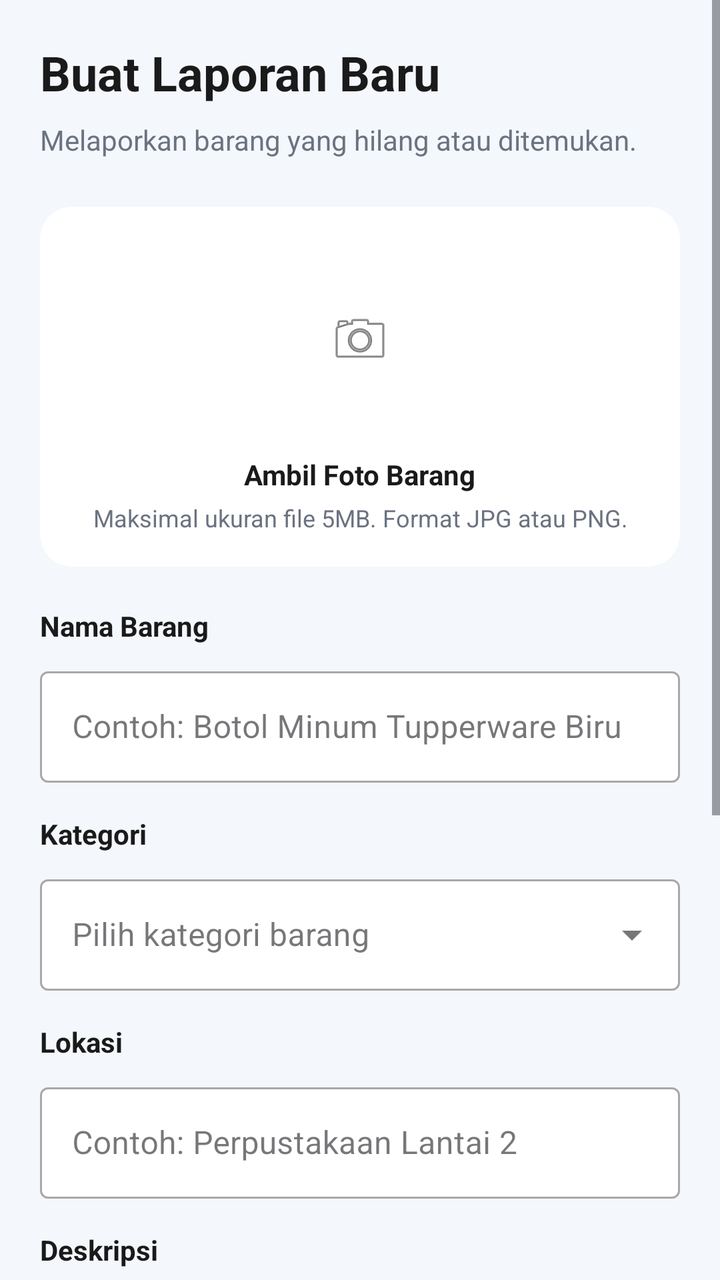
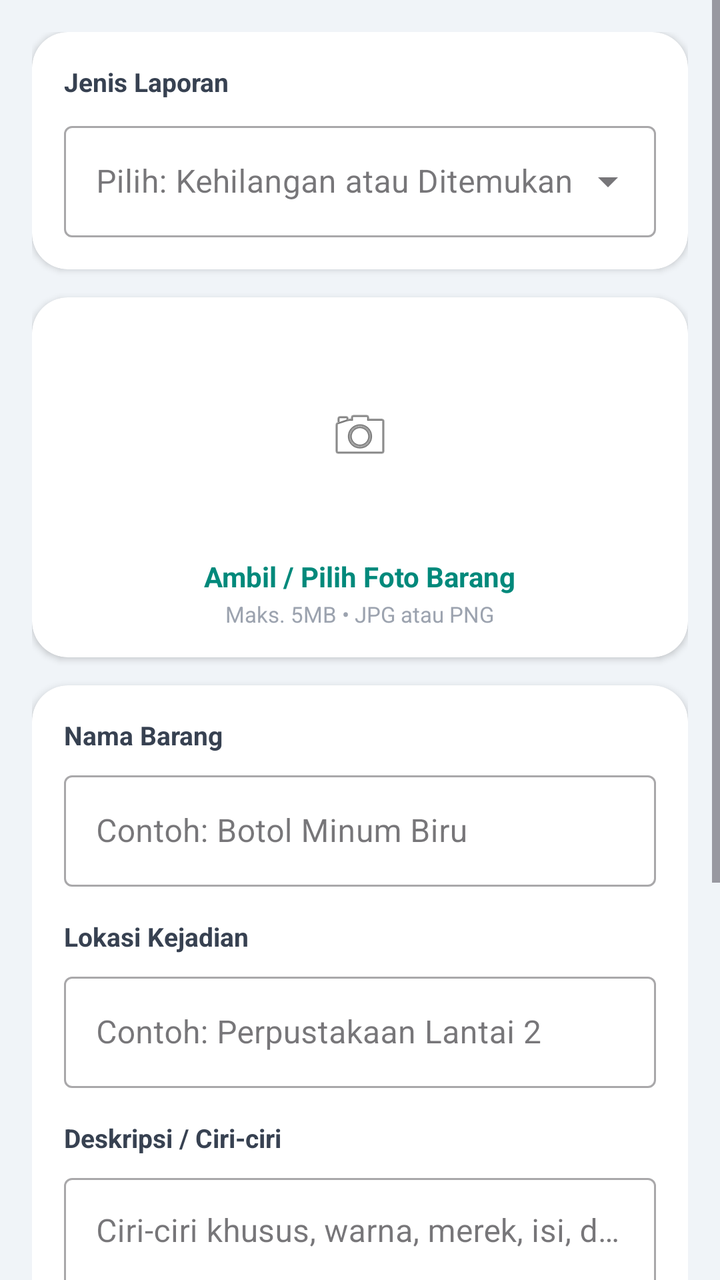

Screens rendered from an Android XML layout before and after an edit, with the pre-edit source and the edit as a unified diff.
<!-- AndroidManifest.xml: application theme Theme.LaporTemu -->
<!-- res/layout/fragment_report.xml -->
<?xml version="1.0" encoding="utf-8"?>
<ScrollView xmlns:android="http://schemas.android.com/apk/res/android"
    xmlns:app="http://schemas.android.com/apk/res-auto"
    android:layout_width="match_parent"
    android:layout_height="match_parent"
    android:background="@color/bg_light"
    android:fillViewport="true">

    <LinearLayout
        android:layout_width="match_parent"
        android:layout_height="wrap_content"
        android:orientation="vertical"
        android:padding="20dp">

        <TextView
            android:layout_width="match_parent"
            android:layout_height="wrap_content"
            android:text="Buat Laporan Baru"
            android:textSize="24sp"
            android:textStyle="bold"
            android:textColor="@color/text_main"
            android:layout_marginBottom="8dp"/>
            
        <TextView
            android:layout_width="match_parent"
            android:layout_height="wrap_content"
            android:text="Melaporkan barang yang hilang atau ditemukan."
            android:textSize="14sp"
            android:textColor="@color/text_muted"
            android:layout_marginBottom="24dp"/>

        
        
        <androidx.cardview.widget.CardView
            android:layout_width="match_parent"
            android:layout_height="180dp"
            app:cardCornerRadius="16dp"
            app:cardElevation="0dp"
            android:layout_marginBottom="20dp"
            app:cardBackgroundColor="@color/white">
            
            <LinearLayout
                android:id="@+id/btn_select_photo"
                android:layout_width="match_parent"
                android:layout_height="match_parent"
                android:orientation="vertical"
                android:gravity="center"
                android:background="?attr/selectableItemBackground">
                
                <ImageView
                    android:id="@+id/img_preview"
                    android:layout_width="match_parent"
                    android:layout_height="100dp"
                    android:scaleType="centerInside"
                    android:src="@android:drawable/ic_menu_camera"/>
                    
                <TextView
                    android:layout_width="wrap_content"
                    android:layout_height="wrap_content"
                    android:text="Ambil Foto Barang"
                    android:textColor="@color/text_main"
                    android:textStyle="bold"
                    android:layout_marginTop="8dp"/>
                    
                <TextView
                    android:layout_width="wrap_content"
                    android:layout_height="wrap_content"
                    android:text="Maksimal ukuran file 5MB. Format JPG atau PNG."
                    android:textColor="@color/text_muted"
                    android:textSize="12sp"
                    android:gravity="center"
                    android:layout_marginTop="4dp"
                    android:paddingHorizontal="20dp"/>
            </LinearLayout>
        </androidx.cardview.widget.CardView>

        <TextView
            android:layout_width="wrap_content"
            android:layout_height="wrap_content"
            android:text="Nama Barang"
            android:textColor="@color/text_main"
            android:textStyle="bold"
            android:layout_marginBottom="8dp"/>

        <com.google.android.material.textfield.TextInputLayout
            android:layout_width="match_parent"
            android:layout_height="wrap_content"
            android:layout_marginBottom="16dp"
            app:boxBackgroundColor="@color/white"
            style="@style/Widget.MaterialComponents.TextInputLayout.OutlinedBox">

            <com.google.android.material.textfield.TextInputEditText
                android:id="@+id/et_nama_barang"
                android:layout_width="match_parent"
                android:layout_height="wrap_content"
                android:textColor="@color/text_main"
                android:textColorHint="@color/text_muted"
                android:hint="Contoh: Botol Minum Tupperware Biru"
                android:inputType="text"/>
        </com.google.android.material.textfield.TextInputLayout>

        <TextView
            android:layout_width="wrap_content"
            android:layout_height="wrap_content"
            android:text="Kategori"
            android:textColor="@color/text_main"
            android:textStyle="bold"
            android:layout_marginBottom="8dp"/>

        <com.google.android.material.textfield.TextInputLayout
            style="@style/Widget.MaterialComponents.TextInputLayout.OutlinedBox.ExposedDropdownMenu"
            android:layout_width="match_parent"
            android:layout_height="wrap_content"
            app:boxBackgroundColor="@color/white"
            android:layout_marginBottom="16dp">

            <AutoCompleteTextView
                android:id="@+id/spinner_kategori"
                android:layout_width="match_parent"
                android:layout_height="wrap_content"
                android:textColor="@color/text_main"
                android:textColorHint="@color/text_muted"
                android:inputType="none"
                android:hint="Pilih kategori barang"/>
        </com.google.android.material.textfield.TextInputLayout>

        <TextView
            android:layout_width="wrap_content"
            android:layout_height="wrap_content"
            android:text="Lokasi"
            android:textColor="@color/text_main"
            android:textStyle="bold"
            android:layout_marginBottom="8dp"/>

        <com.google.android.material.textfield.TextInputLayout
            android:layout_width="match_parent"
            android:layout_height="wrap_content"
            android:layout_marginBottom="16dp"
            app:boxBackgroundColor="@color/white"
            style="@style/Widget.MaterialComponents.TextInputLayout.OutlinedBox">

            <com.google.android.material.textfield.TextInputEditText
                android:id="@+id/et_lokasi_barang"
                android:layout_width="match_parent"
                android:layout_height="wrap_content"
                android:textColor="@color/text_main"
                android:textColorHint="@color/text_muted"
                android:hint="Contoh: Perpustakaan Lantai 2"/>
        </com.google.android.material.textfield.TextInputLayout>
        
        <TextView
            android:layout_width="wrap_content"
            android:layout_height="wrap_content"
            android:text="Deskripsi"
            android:textColor="@color/text_main"
            android:textStyle="bold"
            android:layout_marginBottom="8dp"/>

        <com.google.android.material.textfield.TextInputLayout
            android:layout_width="match_parent"
            android:layout_height="wrap_content"
            android:layout_marginBottom="16dp"
            app:boxBackgroundColor="@color/white"
            style="@style/Widget.MaterialComponents.TextInputLayout.OutlinedBox">

            <com.google.android.material.textfield.TextInputEditText
                android:id="@+id/et_deskripsi"
                android:layout_width="match_parent"
                android:layout_height="wrap_content"
                android:textColor="@color/text_main"
                android:textColorHint="@color/text_muted"
                android:hint="Ciri-ciri khusus, isi dompet, dll..."
                android:inputType="textMultiLine"
                android:lines="4"
                android:gravity="top"/>
        </com.google.android.material.textfield.TextInputLayout>
        
        <TextView
            android:layout_width="wrap_content"
            android:layout_height="wrap_content"
            android:text="Nomor WhatsApp"
            android:textColor="@color/text_main"
            android:textStyle="bold"
            android:layout_marginBottom="8dp"/>

        <com.google.android.material.textfield.TextInputLayout
            android:layout_width="match_parent"
            android:layout_height="wrap_content"
            android:layout_marginBottom="16dp"
            app:boxBackgroundColor="@color/white"
            style="@style/Widget.MaterialComponents.TextInputLayout.OutlinedBox">

            <com.google.android.material.textfield.TextInputEditText
                android:id="@+id/et_whatsapp"
                android:layout_width="match_parent"
                android:layout_height="wrap_content"
                android:textColor="@color/text_main"
                android:textColorHint="@color/text_muted"
                android:hint="Contoh: 6281234..."
                android:inputType="phone"/>
        </com.google.android.material.textfield.TextInputLayout>

        <Button
            android:id="@+id/btn_submit"
            android:layout_width="match_parent"
            android:layout_height="56dp"
            android:text="Kirim Laporan"
            android:textColor="@color/white"
            android:textAllCaps="false"
            android:textSize="16sp"
            android:textStyle="bold"
            android:backgroundTint="@color/primary_dark"
            app:cornerRadius="28dp"
            android:layout_marginTop="16dp"
            android:layout_marginBottom="32dp"/>

    </LinearLayout>
</ScrollView>
<!-- resources referenced by this layout -->
<resources>
  <color name="bg_light">#F4F7FB</color>
  <color name="primary_dark">#034449</color>
  <color name="text_main">#1A1A1A</color>
  <color name="text_muted">#6B7280</color>
  <color name="white">#FFFFFFFF</color>
  <style name="Theme.LaporTemu" parent="Base.Theme.LaporTemu" />
  <style name="Base.Theme.LaporTemu" parent="Theme.Material3.DayNight.NoActionBar">
          
          <item name="colorPrimary">@color/primary</item>
          <item name="colorSecondary">@color/secondary</item>
          <item name="android:windowBackground">@color/bg_light</item>
  
          
          <item name="android:statusBarColor">@color/white</item>
          <item name="android:windowLightStatusBar">true</item>
  
          
          <item name="colorOnPrimary">@color/white</item>
          <item name="colorOnSecondary">@color/white</item>
  
          
          <item name="colorPrimaryContainer">@android:color/transparent</item>
          <item name="colorOnPrimaryContainer">@color/primary</item>
      </style>
  <color name="primary">#045B62</color>
  <color name="secondary">#FF8C00</color>
</resources>

<!-- the commit's change to res/layout/fragment_report.xml (unified diff, before → after) -->
@@ -10,35 +10,61 @@
         android:layout_width="match_parent"
         android:layout_height="wrap_content"
         android:orientation="vertical"
-        android:padding="20dp">
-
-        <TextView
+        android:paddingHorizontal="16dp"
+        android:paddingTop="16dp"
+        android:paddingBottom="32dp">
+
+        
+        <androidx.cardview.widget.CardView
             android:layout_width="match_parent"
             android:layout_height="wrap_content"
-            android:text="Buat Laporan Baru"
-            android:textSize="24sp"
-            android:textStyle="bold"
-            android:textColor="@color/text_main"
-            android:layout_marginBottom="8dp"/>
-            
-        <TextView
-            android:layout_width="match_parent"
-            android:layout_height="wrap_content"
-            android:text="Melaporkan barang yang hilang atau ditemukan."
-            android:textSize="14sp"
-            android:textColor="@color/text_muted"
-            android:layout_marginBottom="24dp"/>
-
-        
+            android:layout_marginBottom="14dp"
+            app:cardCornerRadius="18dp"
+            app:cardElevation="2dp"
+            app:cardBackgroundColor="@color/white">
+
+            <LinearLayout
+                android:layout_width="match_parent"
+                android:layout_height="wrap_content"
+                android:orientation="vertical"
+                android:padding="16dp">
+
+                <TextView
+                    android:layout_width="wrap_content"
+                    android:layout_height="wrap_content"
+                    android:text="Jenis Laporan"
+                    android:textColor="@color/text_secondary"
+                    android:textStyle="bold"
+                    android:textSize="13sp"
+                    android:layout_marginBottom="8dp" />
+
+                <com.google.android.material.textfield.TextInputLayout
+                    style="@style/Widget.MaterialComponents.TextInputLayout.OutlinedBox.ExposedDropdownMenu"
+                    android:layout_width="match_parent"
+                    android:layout_height="wrap_content"
+                    app:boxBackgroundColor="@color/white">
+
+                    <AutoCompleteTextView
+                        android:id="@+id/spinner_kategori"
+                        android:layout_width="match_parent"
+                        android:layout_height="wrap_content"
+                        android:textColor="@color/text_main"
+                        android:textColorHint="@color/text_light"
+                        android:inputType="none"
+                        android:hint="Pilih: Kehilangan atau Ditemukan" />
+                </com.google.android.material.textfield.TextInputLayout>
+            </LinearLayout>
+        </androidx.cardview.widget.CardView>
+
         
         <androidx.cardview.widget.CardView
             android:layout_width="match_parent"
             android:layout_height="180dp"
-            app:cardCornerRadius="16dp"
-            app:cardElevation="0dp"
-            android:layout_marginBottom="20dp"
+            app:cardCornerRadius="18dp"
+            app:cardElevation="2dp"
+            android:layout_marginBottom="14dp"
             app:cardBackgroundColor="@color/white">
-            
+
             <LinearLayout
                 android:id="@+id/btn_select_photo"
                 android:layout_width="match_parent"
@@ -46,173 +72,172 @@
                 android:orientation="vertical"
                 android:gravity="center"
                 android:background="?attr/selectableItemBackground">
-                
+
                 <ImageView
                     android:id="@+id/img_preview"
                     android:layout_width="match_parent"
-                    android:layout_height="100dp"
+                    android:layout_height="110dp"
                     android:scaleType="centerInside"
-                    android:src="@android:drawable/ic_menu_camera"/>
-                    
-                <TextView
-                    android:layout_width="wrap_content"
-                    android:layout_height="wrap_content"
-                    android:text="Ambil Foto Barang"
-                    android:textColor="@color/text_main"
-                    android:textStyle="bold"
-                    android:layout_marginTop="8dp"/>
-                    
-                <TextView
-                    android:layout_width="wrap_content"
-                    android:layout_height="wrap_content"
-                    android:text="Maksimal ukuran file 5MB. Format JPG atau PNG."
-                    android:textColor="@color/text_muted"
-                    android:textSize="12sp"
+                    android:src="@android:drawable/ic_menu_camera" />
+
+                <TextView
+                    android:layout_width="wrap_content"
+                    android:layout_height="wrap_content"
+                    android:text="Ambil / Pilih Foto Barang"
+                    android:textColor="@color/primary"
+                    android:textStyle="bold"
+                    android:textSize="14sp"
+                    android:layout_marginTop="6dp" />
+
+                <TextView
+                    android:layout_width="wrap_content"
+                    android:layout_height="wrap_content"
+                    android:text="Maks. 5MB • JPG atau PNG"
+                    android:textColor="@color/text_light"
+                    android:textSize="11sp"
                     android:gravity="center"
-                    android:layout_marginTop="4dp"
-                    android:paddingHorizontal="20dp"/>
+                    android:layout_marginTop="2dp" />
             </LinearLayout>
         </androidx.cardview.widget.CardView>
 
-        <TextView
-            android:layout_width="wrap_content"
+        
+        <androidx.cardview.widget.CardView
+            android:layout_width="match_parent"
             android:layout_height="wrap_content"
-            android:text="Nama Barang"
-            android:textColor="@color/text_main"
-            android:textStyle="bold"
-            android:layout_marginBottom="8dp"/>
-
-        <com.google.android.material.textfield.TextInputLayout
-            android:layout_width="match_parent"
-            android:layout_height="wrap_content"
-            android:layout_marginBottom="16dp"
-            app:boxBackgroundColor="@color/white"
-            style="@style/Widget.MaterialComponents.TextInputLayout.OutlinedBox">
-
-            <com.google.android.material.textfield.TextInputEditText
-                android:id="@+id/et_nama_barang"
+            android:layout_marginBottom="14dp"
+            app:cardCornerRadius="18dp"
+            app:cardElevation="2dp"
+            app:cardBackgroundColor="@color/white">
+
+            <LinearLayout
                 android:layout_width="match_parent"
                 android:layout_height="wrap_content"
-                android:textColor="@color/text_main"
-                android:textColorHint="@color/text_muted"
-                android:hint="Contoh: Botol Minum Tupperware Biru"
-                android:inputType="text"/>
-        </com.google.android.material.textfield.TextInputLayout>
-
-        <TextView
-            android:layout_width="wrap_content"
-            android:layout_height="wrap_content"
-            android:text="Kategori"
-            android:textColor="@color/text_main"
-            android:textStyle="bold"
-            android:layout_marginBottom="8dp"/>
-
-        <com.google.android.material.textfield.TextInputLayout
-            style="@style/Widget.MaterialComponents.TextInputLayout.OutlinedBox.ExposedDropdownMenu"
-            android:layout_width="match_parent"
-            android:layout_height="wrap_content"
-            app:boxBackgroundColor="@color/white"
-            android:layout_marginBottom="16dp">
-
-            <AutoCompleteTextView
-                android:id="@+id/spinner_kategori"
-                android:layout_width="match_parent"
-                android:layout_height="wrap_content"
-                android:textColor="@color/text_main"
-                android:textColorHint="@color/text_muted"
-                android:inputType="none"
-                android:hint="Pilih kategori barang"/>
-        </com.google.android.material.textfield.TextInputLayout>
-
-        <TextView
-            android:layout_width="wrap_content"
-            android:layout_height="wrap_content"
-            android:text="Lokasi"
-            android:textColor="@color/text_main"
-            android:textStyle="bold"
-            android:layout_marginBottom="8dp"/>
-
-        <com.google.android.material.textfield.TextInputLayout
-            android:layout_width="match_parent"
-            android:layout_height="wrap_content"
-            android:layout_marginBottom="16dp"
-            app:boxBackgroundColor="@color/white"
-            style="@style/Widget.MaterialComponents.TextInputLayout.OutlinedBox">
-
-            <com.google.android.material.textfield.TextInputEditText
-                android:id="@+id/et_lokasi_barang"
-                android:layout_width="match_parent"
-                android:layout_height="wrap_content"
-                android:textColor="@color/text_main"
-                android:textColorHint="@color/text_muted"
-                android:hint="Contoh: Perpustakaan Lantai 2"/>
-        </com.google.android.material.textfield.TextInputLayout>
-        
-        <TextView
-            android:layout_width="wrap_content"
-            android:layout_height="wrap_content"
-            android:text="Deskripsi"
-            android:textColor="@color/text_main"
-            android:textStyle="bold"
-            android:layout_marginBottom="8dp"/>
-
-        <com.google.android.material.textfield.TextInputLayout
-            android:layout_width="match_parent"
-            android:layout_height="wrap_content"
-            android:layout_marginBottom="16dp"
-            app:boxBackgroundColor="@color/white"
-            style="@style/Widget.MaterialComponents.TextInputLayout.OutlinedBox">
-
-            <com.google.android.material.textfield.TextInputEditText
-                android:id="@+id/et_deskripsi"
-                android:layout_width="match_parent"
-                android:layout_height="wrap_content"
-                android:textColor="@color/text_main"
-                android:textColorHint="@color/text_muted"
-                android:hint="Ciri-ciri khusus, isi dompet, dll..."
-                android:inputType="textMultiLine"
-                android:lines="4"
-                android:gravity="top"/>
-        </com.google.android.material.textfield.TextInputLayout>
-        
-        <TextView
-            android:layout_width="wrap_content"
-            android:layout_height="wrap_content"
-            android:text="Nomor WhatsApp"
-            android:textColor="@color/text_main"
-            android:textStyle="bold"
-            android:layout_marginBottom="8dp"/>
-
-        <com.google.android.material.textfield.TextInputLayout
-            android:layout_width="match_parent"
-            android:layout_height="wrap_content"
-            android:layout_marginBottom="16dp"
-            app:boxBackgroundColor="@color/white"
-            style="@style/Widget.MaterialComponents.TextInputLayout.OutlinedBox">
-
-            <com.google.android.material.textfield.TextInputEditText
-                android:id="@+id/et_whatsapp"
-                android:layout_width="match_parent"
-                android:layout_height="wrap_content"
-                android:textColor="@color/text_main"
-                android:textColorHint="@color/text_muted"
-                android:hint="Contoh: 6281234..."
-                android:inputType="phone"/>
-        </com.google.android.material.textfield.TextInputLayout>
-
+                android:orientation="vertical"
+                android:padding="16dp">
+
+                
+                <TextView
+                    android:layout_width="wrap_content"
+                    android:layout_height="wrap_content"
+                    android:text="Nama Barang"
+                    android:textColor="@color/text_secondary"
+                    android:textStyle="bold"
+                    android:textSize="13sp"
+                    android:layout_marginBottom="6dp" />
+
+                <com.google.android.material.textfield.TextInputLayout
+                    android:layout_width="match_parent"
+                    android:layout_height="wrap_content"
+                    android:layout_marginBottom="16dp"
+                    app:boxBackgroundColor="@color/white"
+                    style="@style/Widget.MaterialComponents.TextInputLayout.OutlinedBox">
+
+                    <com.google.android.material.textfield.TextInputEditText
+                        android:id="@+id/et_nama_barang"
+                        android:layout_width="match_parent"
+                        android:layout_height="wrap_content"
+                        android:textColor="@color/text_main"
+                        android:textColorHint="@color/text_light"
+                        android:hint="Contoh: Botol Minum Biru"
+                        android:inputType="text" />
+                </com.google.android.material.textfield.TextInputLayout>
+
+                
+                <TextView
+                    android:layout_width="wrap_content"
+                    android:layout_height="wrap_content"
+                    android:text="Lokasi Kejadian"
+                    android:textColor="@color/text_secondary"
+                    android:textStyle="bold"
+                    android:textSize="13sp"
+                    android:layout_marginBottom="6dp" />
+
+                <com.google.android.material.textfield.TextInputLayout
+                    android:layout_width="match_parent"
+                    android:layout_height="wrap_content"
+                    android:layout_marginBottom="16dp"
+                    app:boxBackgroundColor="@color/white"
+                    style="@style/Widget.MaterialComponents.TextInputLayout.OutlinedBox">
+
+                    <com.google.android.material.textfield.TextInputEditText
+                        android:id="@+id/et_lokasi_barang"
+                        android:layout_width="match_parent"
+                        android:layout_height="wrap_content"
+                        android:textColor="@color/text_main"
+                        android:textColorHint="@color/text_light"
+                        android:hint="Contoh: Perpustakaan Lantai 2" />
+                </com.google.android.material.textfield.TextInputLayout>
+
+                
+                <TextView
+                    android:layout_width="wrap_content"
+                    android:layout_height="wrap_content"
+                    android:text="Deskripsi / Ciri-ciri"
+                    android:textColor="@color/text_secondary"
+                    android:textStyle="bold"
+                    android:textSize="13sp"
+                    android:layout_marginBottom="6dp" />
+
+                <com.google.android.material.textfield.TextInputLayout
+                    android:layout_width="match_parent"
+                    android:layout_height="wrap_content"
+                    android:layout_marginBottom="16dp"
+                    app:boxBackgroundColor="@color/white"
+                    style="@style/Widget.MaterialComponents.TextInputLayout.OutlinedBox">
+
+                    <com.google.android.material.textfield.TextInputEditText
+                        android:id="@+id/et_deskripsi"
+                        android:layout_width="match_parent"
+                        android:layout_height="wrap_content"
+                        android:textColor="@color/text_main"
+                        android:textColorHint="@color/text_light"
+                        android:hint="Ciri-ciri khusus, warna, merek, isi, dll..."
+                        android:inputType="textMultiLine"
+                        android:lines="4"
+                        android:gravity="top" />
+                </com.google.android.material.textfield.TextInputLayout>
+
+                
+                <TextView
+                    android:layout_width="wrap_content"
+                    android:layout_height="wrap_content"
+                    android:text="Nomor WhatsApp"
+                    android:textColor="@color/text_secondary"
+                    android:textStyle="bold"
+                    android:textSize="13sp"
+                    android:layout_marginBottom="6dp" />
+
+                <com.google.android.material.textfield.TextInputLayout
+                    android:layout_width="match_parent"
+                    android:layout_height="wrap_content"
+                    app:boxBackgroundColor="@color/white"
+                    style="@style/Widget.MaterialComponents.TextInputLayout.OutlinedBox">
+
+                    <com.google.android.material.textfield.TextInputEditText
+                        android:id="@+id/et_whatsapp"
+                        android:layout_width="match_parent"
+                        android:layout_height="wrap_content"
+                        android:textColor="@color/text_main"
+                        android:textColorHint="@color/text_light"
+                        android:hint="Contoh: 6281234567890"
+                        android:inputType="phone" />
+                </com.google.android.material.textfield.TextInputLayout>
+            </LinearLayout>
+        </androidx.cardview.widget.CardView>
+
+        
         <Button
             android:id="@+id/btn_submit"
             android:layout_width="match_parent"
             android:layout_height="56dp"
-            android:text="Kirim Laporan"
+            android:text="  Kirim Laporan"
             android:textColor="@color/white"
             android:textAllCaps="false"
             android:textSize="16sp"
             android:textStyle="bold"
-            android:backgroundTint="@color/primary_dark"
+            android:backgroundTint="@color/primary"
             app:cornerRadius="28dp"
-            android:layout_marginTop="16dp"
-            android:layout_marginBottom="32dp"/>
+            android:layout_marginTop="8dp" />
 
     </LinearLayout>
 </ScrollView>
<!-- resource entries referenced after the edit -->
@@ -1,30 +1,36 @@
 <!-- resources referenced by this layout -->
 <resources>
-  <color name="bg_light">#F4F7FB</color>
-  <color name="primary_dark">#034449</color>
-  <color name="text_main">#1A1A1A</color>
-  <color name="text_muted">#6B7280</color>
+  <color name="bg_light">#F0F4F8</color>
+  <color name="primary_dark">#00695C</color>
+  <color name="text_main">#1A2332</color>
+  <color name="text_secondary">#374151</color>
   <color name="white">#FFFFFFFF</color>
   <style name="Theme.LaporTemu" parent="Base.Theme.LaporTemu" />
   <style name="Base.Theme.LaporTemu" parent="Theme.Material3.DayNight.NoActionBar">
           
           <item name="colorPrimary">@color/primary</item>
+          <item name="colorPrimaryDark">@color/primary_dark</item>
           <item name="colorSecondary">@color/secondary</item>
           <item name="android:windowBackground">@color/bg_light</item>
   
           
-          <item name="android:statusBarColor">@color/white</item>
-          <item name="android:windowLightStatusBar">true</item>
+          <item name="android:statusBarColor">@android:color/transparent</item>
+          <item name="android:windowLightStatusBar">false</item>
   
           
           <item name="colorOnPrimary">@color/white</item>
           <item name="colorOnSecondary">@color/white</item>
   
           
-          <item name="colorPrimaryContainer">@android:color/transparent</item>
+          <item name="colorPrimaryContainer">@color/primary_ultra_light</item>
           <item name="colorOnPrimaryContainer">@color/primary</item>
+  
+          
+          <item name="colorControlActivated">@color/primary</item>
       </style>
-  <color name="primary">#045B62</color>
-  <color name="secondary">#FF8C00</color>
+  <color name="primary">#00897B</color>
+  <color name="text_light">#9CA3AF</color>
+  <color name="secondary">#FF6F00</color>
+  <color name="primary_ultra_light">#E0F2F1</color>
 </resources>
 
